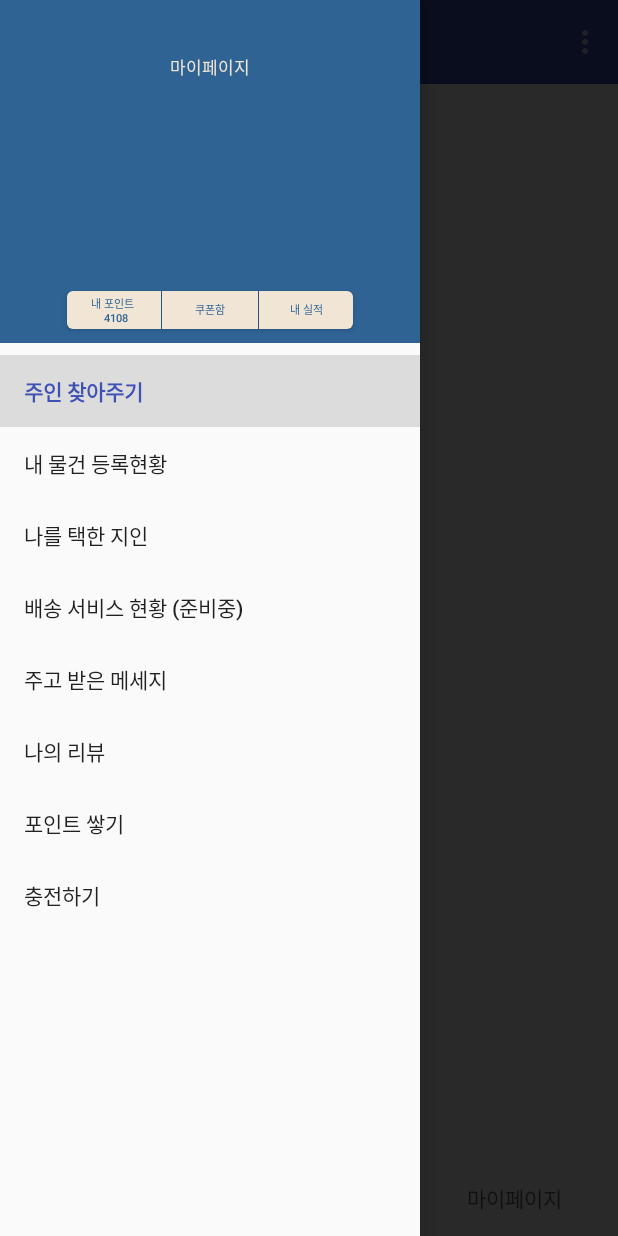
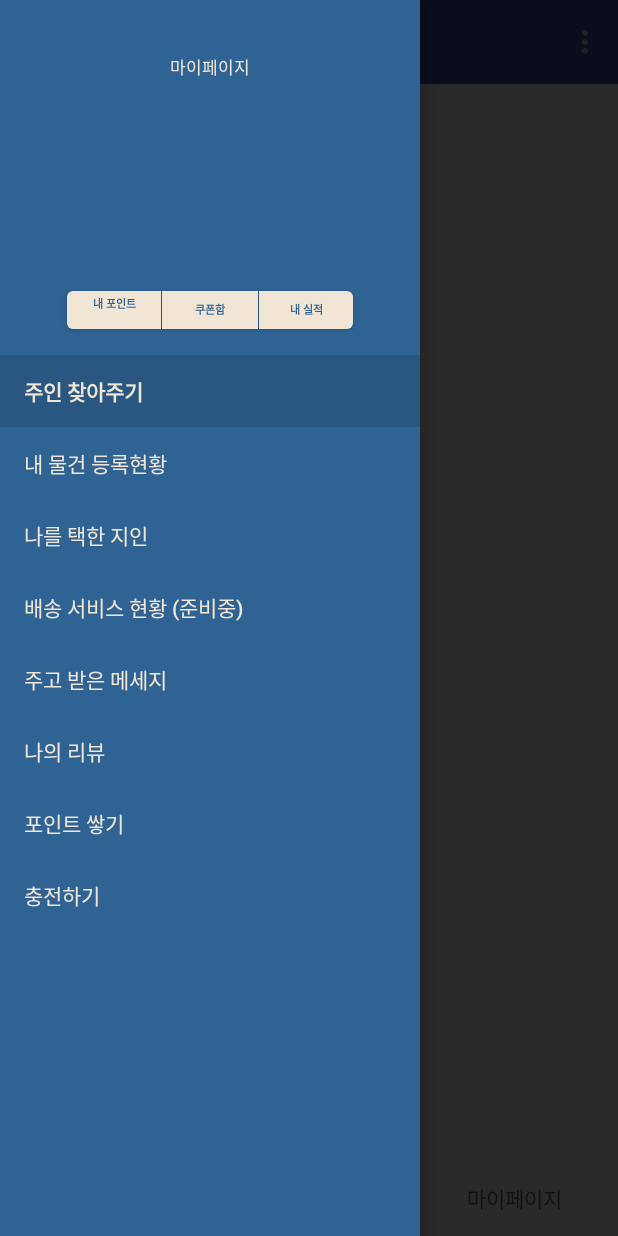
Before and after one commit to SoBsch/LOSTFINDER, an Android app: the MainActivity screen opened directly, with no data from a screen before it, with the side drawer open, on a phone screen of 412 x 824 dp. Run offline under Robolectric (Android 15) with nearby library versions, the phone set to English and light mode, and no system bars.

Commit message:
디자인 변경

```diff
--- /dev/null
+++ b/app/src/main/java/lostfinder/sobsch/lostfinder/util/StringUtil.kt
@@ -0,0 +1,5 @@
+package lostfinder.sobsch.lostfinder.util
+
+object StringUtil{
+
+}
--- a/app/src/main/res/layout/drawer_header.xml
+++ b/app/src/main/res/layout/drawer_header.xml
@@ -4,14 +4,15 @@
     xmlns:tools="http://schemas.android.com/tools"
     android:layout_width="match_parent"
     android:layout_height="228.7dp"
-    android:background="@color/drawer_header_background">
+    android:background="@null"
+    tools:background="@color/drawer_header_background">
 
     <TextView
         android:id="@+id/drawer_header_title"
         android:layout_width="wrap_content"
         android:layout_height="wrap_content"
         android:layout_marginTop="36.3dp"
-        android:text="마이페이지"
+        android:text="@string/drawer_header_title"
         android:textColor="#f1e6d5"
         android:textSize="11sp"
         app:layout_constraintEnd_toEndOf="parent"
@@ -44,12 +45,11 @@
         android:id="@+id/drawer_header_point"
         android:layout_width="62.5dp"
         android:layout_height="25.5dp"
-
         android:layout_marginTop="10.6dp"
         android:background="@drawable/drawer_left_header_round"
-        android:text="내 포인트 \n 4108"
+        android:text="@string/drawer_header_point"
         android:textColor="@color/drawer_header_background"
-        android:textSize="7sp"
+        android:textSize="@dimen/drawer_button_size"
         app:layout_constraintEnd_toStartOf="@id/drawer_header_coupon"
         app:layout_constraintHorizontal_chainStyle="packed"
         app:layout_constraintStart_toStartOf="parent"
@@ -61,9 +61,10 @@
         android:layout_height="25.5dp"
         android:layout_marginStart="0.7dp"
         android:background="@color/login_background"
-        android:text="쿠폰함"
+        android:text="@string/drawer_header_coupon"
         android:textColor="@color/drawer_header_background"
-        android:textSize="7sp"
+        android:textSize="@dimen/drawer_button_size"
+        android:textStyle="bold"
         app:layout_constraintBottom_toBottomOf="@id/drawer_header_point"
         app:layout_constraintEnd_toStartOf="@id/drawer_header_performance"
         app:layout_constraintStart_toEndOf="@id/drawer_header_point"
@@ -75,9 +76,10 @@
         android:layout_height="25.5dp"
         android:layout_marginStart="0.7dp"
         android:background="@drawable/drawer_right_header_round"
-        android:text="내 실적"
+        android:text="@string/drawer_header_performance"
         android:textColor="@color/drawer_header_background"
-        android:textSize="7sp"
+        android:textSize="@dimen/drawer_button_size"
+        android:textStyle="bold"
         app:layout_constraintBottom_toBottomOf="@+id/drawer_header_coupon"
         app:layout_constraintEnd_toEndOf="parent"
         app:layout_constraintStart_toEndOf="@id/drawer_header_coupon"
--- a/app/src/main/res/layout/main_content.xml
+++ b/app/src/main/res/layout/main_content.xml
@@ -40,8 +40,9 @@
         android:layout_width="wrap_content"
         android:layout_height="match_parent"
         android:layout_gravity="start"
-        android:scrollbars="none"
+        android:background="@color/drawer_header_background"
         app:headerLayout="@layout/drawer_header"
+        app:itemTextColor="@color/login_background"
         app:menu="@menu/header_menu" />
 
 
--- a/app/src/main/res/menu/header_menu.xml
+++ b/app/src/main/res/menu/header_menu.xml
@@ -5,29 +5,29 @@
         <item
             android:id="@+id/header_menu_find"
             android:checked="true"
-            android:title="주인 찾아주기" />
+            android:title="@string/header_menu_find" />
         <item
             android:id="@+id/header_menu_info"
-            android:title="내 물건 등록현황" />
+            android:title="@string/header_menu_info" />
         <item
             android:id="@+id/header_menu_choice"
-            android:title="나를 택한 지인" />
+            android:title="@string/header_menu_choice" />
 
         <item
             android:id="@+id/header_menu_delivery"
-            android:title="배송 서비스 현황 (준비중)" />
+            android:title="@string/header_menu_delivery" />
         <item
             android:id="@+id/header_menu_message"
-            android:title="주고 받은 메세지" />
+            android:title="@string/header_menu_message" />
         <item
             android:id="@+id/header_menu_review"
-            android:title="나의 리뷰" />
+            android:title="@string/header_menu_review" />
         <item
             android:id="@+id/header_menu_point"
-            android:title="포인트 쌓기" />
+            android:title="@string/header_menu_point" />
         <item
             android:id="@+id/header_menu_charge"
-            android:title="충전하기" />
+            android:title="@string/header_menu_charge" />
 
 
     </group>
--- a/app/src/main/res/values/dimens.xml
+++ b/app/src/main/res/values/dimens.xml
@@ -2,4 +2,6 @@
 <resources>
 
     <dimen name="register_width">220.3dp</dimen>
+
+    <dimen name="drawer_button_size">7sp</dimen>
 </resources>
--- a/app/src/main/res/values/strings.xml
+++ b/app/src/main/res/values/strings.xml
@@ -54,4 +54,21 @@
 
     <!--register done-->
 
+
+    <!--drawer header-->
+    <string name="drawer_header_title">마이페이지</string>
+    <string name="drawer_header_point"><b>내 포인트</b>\n</string>
+    <string name="drawer_header_coupon">쿠폰함</string>
+    <string name="drawer_header_performance">내 실적</string>
+
+    <!--drawer menu-->
+    <string name="header_menu_find">주인 찾아주기</string>
+    <string name="header_menu_info">내 물건 등록현황</string>
+    <string name="header_menu_choice">나를 택한 지인</string>
+    <string name="header_menu_delivery">배송 서비스 현황 (준비중)</string>
+    <string name="header_menu_message">주고 받은 메세지</string>
+    <string name="header_menu_review">나의 리뷰</string>
+    <string name="header_menu_point">포인트 쌓기</string>
+    <string name="header_menu_charge">충전하기</string>
+
 </resources>
```
